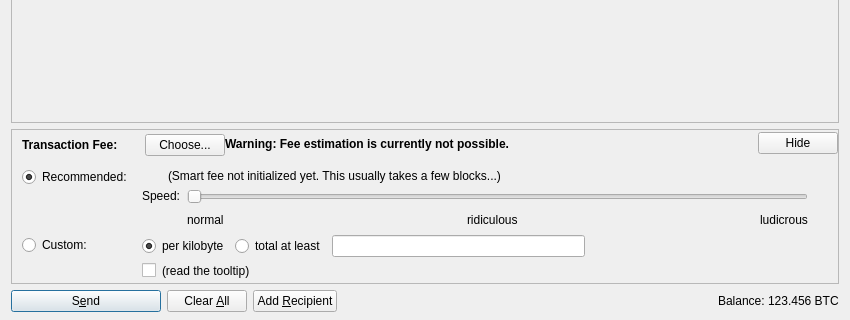
Qt form src/qt/forms/sendcoinsdialog.ui (dogecoin/dogecoin) before a commit; both pictures show x 0 to 850 and y 206 to 526 of the 850 by 526 pixel window.
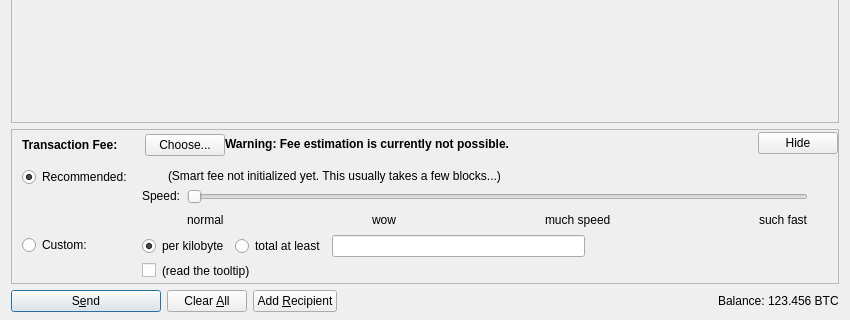
The same form after that commit. Icons and pictures are not drawn. Custom widgets are drawn as their Qt base class.

Commit message: Revise labels

```diff
--- a/src/qt/forms/sendcoinsdialog.ui
+++ b/src/qt/forms/sendcoinsdialog.ui
@@ -1124,7 +1124,7 @@
                        </property>
                        <property name="sizeHint" stdset="0">
                         <size>
-                         <width>40</width>
+                         <width>20</width>
                          <height>20</height>
                         </size>
                        </property>
@@ -1133,7 +1133,27 @@
                      <item>
                       <widget class="QLabel" name="labelSmartFeeRidiculous">
                        <property name="text">
-                        <string>ridiculous</string>
+                        <string>wow</string>
+                       </property>
+                      </widget>
+                     </item>
+                     <item>
+                      <spacer name="horizontalSpacer_8">
+                       <property name="orientation">
+                        <enum>Qt::Horizontal</enum>
+                       </property>
+                       <property name="sizeHint" stdset="0">
+                        <size>
+                         <width>20</width>
+                         <height>20</height>
+                        </size>
+                       </property>
+                      </spacer>
+                     </item>
+                     <item>
+                      <widget class="QLabel" name="labelSpeedMuch">
+                       <property name="text">
+                        <string>much speed</string>
                        </property>
                       </widget>
                      </item>
@@ -1153,7 +1173,7 @@
                      <item>
                       <widget class="QLabel" name="labelSmartFeeFast">
                        <property name="text">
-                        <string>ludicrous</string>
+                        <string>such fast</string>
                        </property>
                       </widget>
                      </item>
```
Left out of the diff: 6 changed lines with no effect on the pictures. The commit also changes 3 other files.
